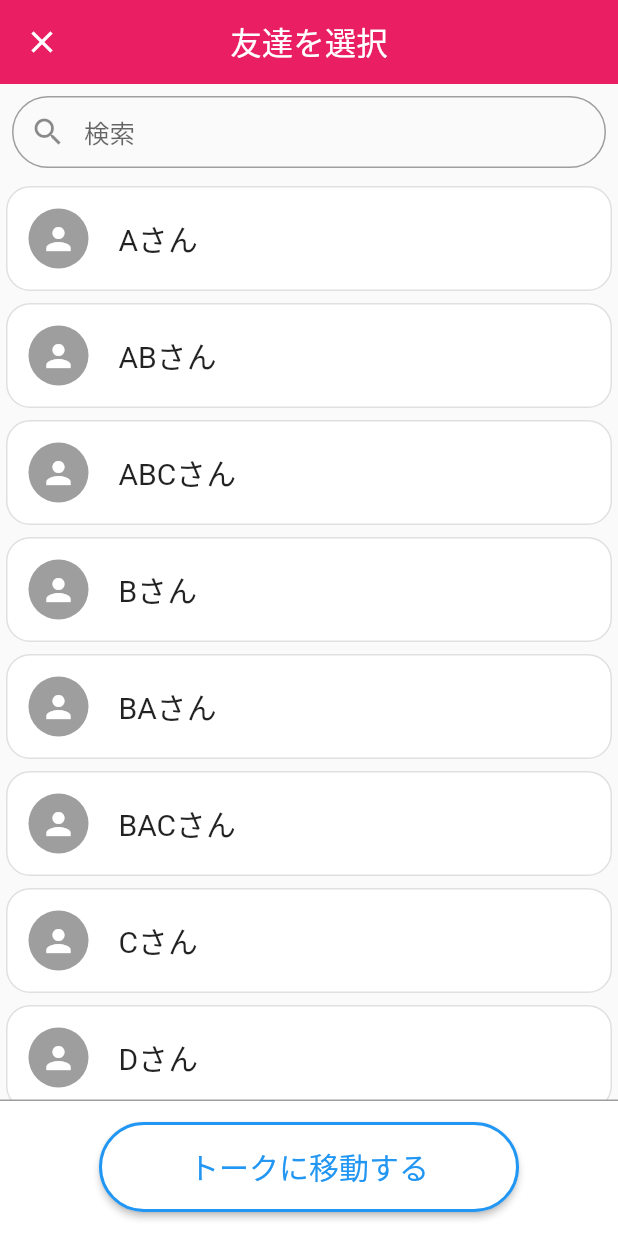
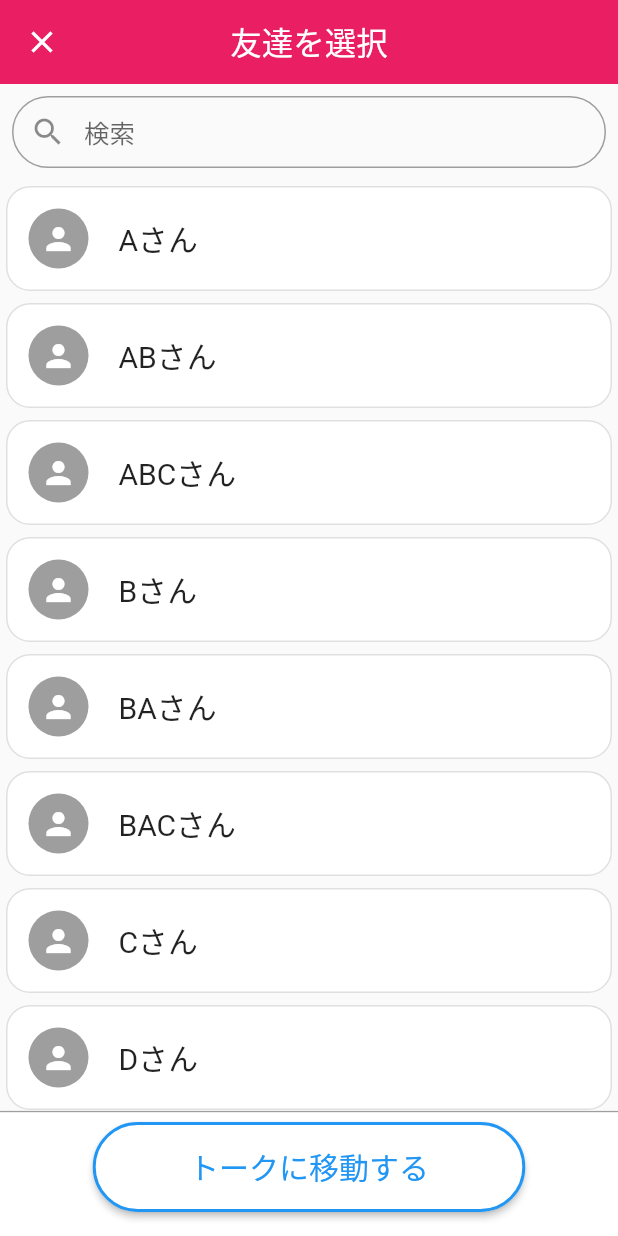
Before and after one commit to Team-Ganju/favoritism_communication, a Flutter app: the CreateChatGroupView screen opened by its route, on a phone screen of 412 x 824 dp. Run offline on Flutter 3.47's test engine with Material 2 defaults, Android fonts, the phone set to English and light mode, and no system bars; drawn by our look-alikes of pull_to_refresh; our stand-ins replace badges, flutter_easyloading, flutter_form_builder, form_builder_validators, get.

Commit message:
不要コメント削除、CustomFooterの高さ調整

```diff
--- a/lib/app/components/atoms/custom_elevated_button.dart
+++ b/lib/app/components/atoms/custom_elevated_button.dart
@@ -17,8 +17,7 @@ class CustomElevatedButton extends StatelessWidget {
   Widget build(BuildContext context) {
     return SizedBox(
       height: 60,
-      width: 280,
-      // decoration: BoxDecoration(border: ),
+      width: MediaQuery.of(context).size.width * 0.7,
       child: ElevatedButton(
         style: ButtonStyle(
           shape: MaterialStateProperty.all<RoundedRectangleBorder>(
@@ -29,7 +28,7 @@ class CustomElevatedButton extends StatelessWidget {
                       color: colorElevatedButtonBorder,
                       width: 2.0,
                     ), //非活性
-              borderRadius: BorderRadius.circular(300),
+              borderRadius: BorderRadius.circular(30),
             ),
           ),
           foregroundColor: initialActiveFlag
@@ -50,8 +49,6 @@ class CustomElevatedButton extends StatelessWidget {
           buttonText,
           style: const TextStyle(
             fontSize: 20,
-            //FIXME: 字体を指定する必要があれば修正、なければfontFamilyは削除
-            // fontFamily: ,
           ),
         ),
       ),
--- a/lib/app/components/atoms/custom_footer.dart
+++ b/lib/app/components/atoms/custom_footer.dart
@@ -1,3 +1,4 @@
+import 'dart:io';
 import 'package:favoritism_communication/app/styles/styles.dart';
 import 'package:flutter/material.dart';
 
@@ -20,8 +21,10 @@ class CustomFooter extends StatelessWidget {
       ),
       child: Container(
         width: double.infinity,
-        //FIXME: 高さ指定は端末幅基準に直す
-        height: 90,
+        height: Platform.isAndroid
+            ? MediaQuery.of(context).size.height * 0.10
+            //下記はPlatform.isIOSでの高さを想定。OSの種類が増えた場合は下記を分岐させる。
+            : MediaQuery.of(context).size.height * 0.15,
         color: colorFooterBg,
       ),
     );
--- a/lib/app/components/organisms/search_bar.dart
+++ b/lib/app/components/organisms/search_bar.dart
@@ -14,7 +14,6 @@ class SearchBar extends StatelessWidget {
 
   @override
   Widget build(BuildContext context) {
-    //TODO: GestureDetectorでwrapしてFocusScope.of(context).unfocus()を実装したい。ホーム画面の検索バーとの調整が必要
     return FormBuilderTextField(
       name: '検索バー',
       keyboardType: TextInputType.text,
@@ -29,7 +28,6 @@ class SearchBar extends StatelessWidget {
           borderRadius: BorderRadius.circular(45),
         ),
         focusedBorder: OutlineInputBorder(
-          //FIXME: テキスト入力時の下線の色は外部ファイルから指定
           borderSide: const BorderSide(color: colorSearchBarInputBorderFocused),
           borderRadius: BorderRadius.circular(45),
         ),
--- a/lib/app/components/organisms/search_result_list_tile.dart
+++ b/lib/app/components/organisms/search_result_list_tile.dart
@@ -24,7 +24,6 @@ class SeachResultListTile extends StatelessWidget {
       title: Text(
         text,
       ),
-      //TODO: メンバー選択処理実装
       onTap: onTap,
     );
   }
--- a/lib/app/components/organisms/talk_member_card.dart
+++ b/lib/app/components/organisms/talk_member_card.dart
@@ -24,7 +24,6 @@ class TalkMemberCard extends StatelessWidget {
         shape: RoundedRectangleBorder(
           borderRadius: BorderRadius.circular(16.0),
           side: BorderSide(
-            //FIXME: 各種項目の色はアプリ全体の色を管理するファイルから参照するように修正する
             color: colorTalkMemberCardBorder,
           ),
         ),
--- a/lib/app/dummy_data/chat_dummy_data.dart
+++ b/lib/app/dummy_data/chat_dummy_data.dart
@@ -1,6 +1,6 @@
 import 'package:favoritism_communication/app/components/organisms/organisms.dart';
 
-// TODO: 外部からユーザデータを取得、isSelectedはfirestoreにはないアプリ内の独自フラグであるため
+// TODO: 外部からユーザデータを取得、isSelectedはfirestoreにはないアプリ内の独自フラグ
 List<Map<String, dynamic>> friendData = [
   {
     'name': 'Aさん',
```
